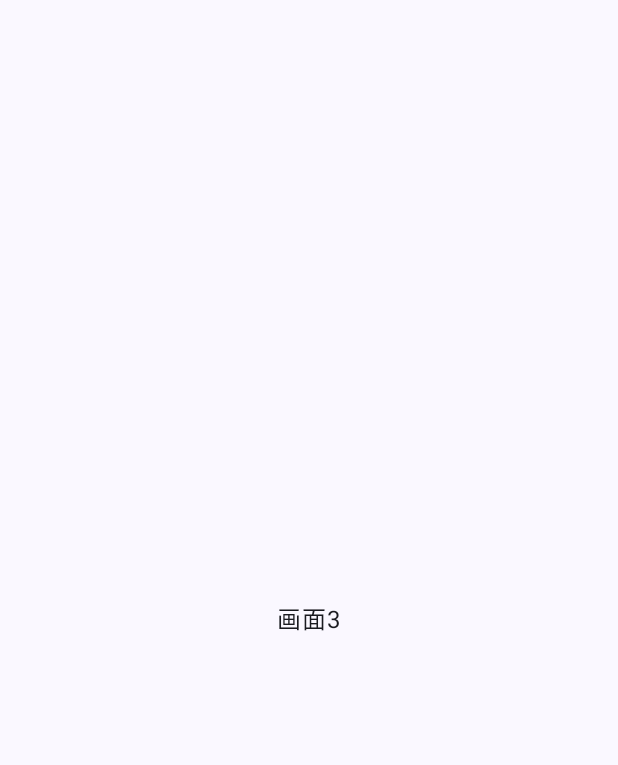
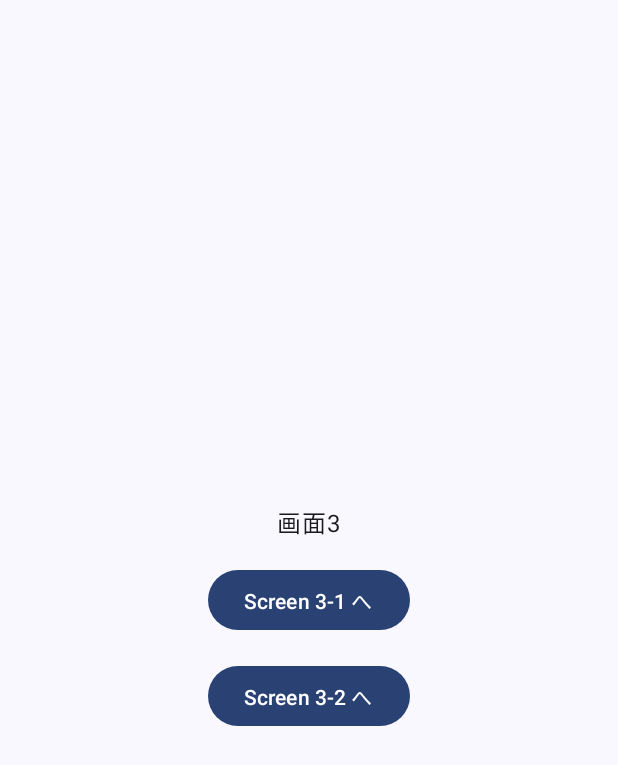
Before and after one commit to tnk4s/PracticeApp0, an Android app built with Jetpack Compose: the screen3 screen opened through its navigation route, on a phone screen of 412 x 824 dp. Before the commit the part shown is almost empty. Shown: the top 765 px of the screen. Run offline under Robolectric (Android 15) with nearby library versions, the phone set to English and light mode, and no system bars.

Commit message:
スクリーン3から派生するようにしました

```diff
--- a/app/src/main/java/com/example/practiceapp0/MainActivity.kt
+++ b/app/src/main/java/com/example/practiceapp0/MainActivity.kt
@@ -43,7 +43,7 @@ fun NavigationComponent(navController: NavHostController, modifier: Modifier = M
         composable("main") { MainScreen(navController) }
         composable("screen1") { Screen1() }
         composable("screen2") { Screen2() }
-        composable("screen3") { Screen3() }
+        composable("screen3") { Screen3(navController) }
         composable("screen3_1") { Screen3_1() }
         composable("screen3_2") { Screen3_2() }
 
--- a/app/src/main/java/com/example/practiceapp0/Screen3.kt
+++ b/app/src/main/java/com/example/practiceapp0/Screen3.kt
@@ -1,21 +1,38 @@
 package com.example.practiceapp0
 
-import androidx.compose.foundation.layout.Box
-import androidx.compose.foundation.layout.fillMaxSize
+import androidx.compose.foundation.layout.*
+import androidx.compose.material3.Button
 import androidx.compose.material3.Text
 import androidx.compose.runtime.Composable
 import androidx.compose.ui.Alignment
 import androidx.compose.ui.Modifier
 import androidx.compose.ui.tooling.preview.Preview
+import androidx.compose.ui.unit.dp
+import androidx.navigation.NavHostController
 import com.example.practiceapp0.ui.theme.PracticeApp0Theme
+import androidx.navigation.compose.rememberNavController
 
 @Composable
-fun Screen3() {
+fun Screen3(navController: NavHostController) {
     Box(
         modifier = Modifier.fillMaxSize(),
         contentAlignment = Alignment.Center
     ) {
-        Text(text = "画面3")
+        Column(horizontalAlignment = Alignment.CenterHorizontally) {
+            Text(text = "画面3")
+
+            Spacer(modifier = Modifier.height(16.dp))
+
+            Button(onClick = { navController.navigate("screen3_1") }) {
+                Text("Screen 3-1 へ")
+            }
+
+            Spacer(modifier = Modifier.height(16.dp))
+
+            Button(onClick = { navController.navigate("screen3_2") }) {
+                Text("Screen 3-2 へ")
+            }
+        }
     }
 }
 
@@ -23,6 +40,7 @@ fun Screen3() {
 @Composable
 fun Screen3Preview() {
     PracticeApp0Theme {
-        Screen3()
+        val navController = rememberNavController()  // Preview 用の navController
+        Screen3(navController)
     }
 }
```
Also changed, not shown: app/src/main/res/drawable/bg_screen3.webp (added).
